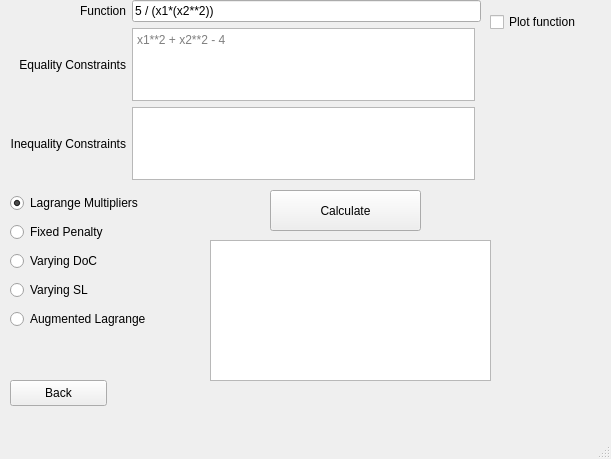
Qt form constrained.ui (MaxGiuP/General_Function_Minimiser) before a commit.
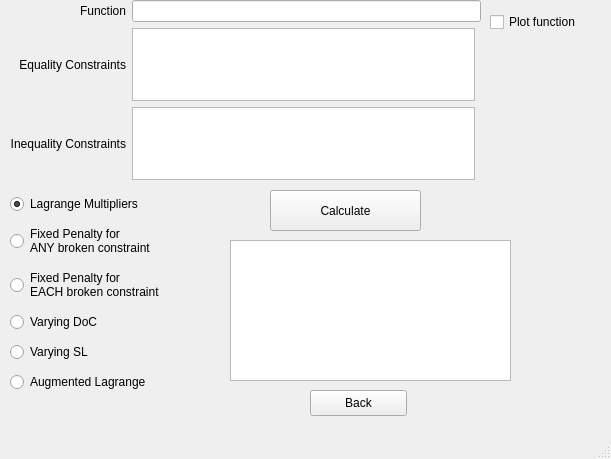
The same form after that commit.

```diff
--- a/constrained.ui
+++ b/constrained.ui
@@ -25,20 +25,13 @@
     </property>
     <layout class="QGridLayout" name="gridLayout">
      <item row="0" column="1" colspan="2">
-      <widget class="QLineEdit" name="txtFunction">
-       <property name="text">
-        <string>5 / (x1*(x2**2))</string>
-       </property>
-      </widget>
+      <widget class="QLineEdit" name="txtFunction"/>
      </item>
      <item row="1" column="1">
       <widget class="QTextEdit" name="txtEq">
        <property name="documentTitle">
         <string/>
        </property>
-       <property name="placeholderText">
-        <string>x1**2 + x2**2 - 4</string>
-       </property>
       </widget>
      </item>
      <item row="1" column="0">
@@ -79,7 +72,7 @@
    <widget class="QTextEdit" name="txtOutput">
     <property name="geometry">
      <rect>
-      <x>210</x>
+      <x>230</x>
       <y>240</y>
       <width>281</width>
       <height>141</height>
@@ -91,8 +84,8 @@
      <rect>
       <x>10</x>
       <y>190</y>
-      <width>181</width>
-      <height>146</height>
+      <width>311</width>
+      <height>212</height>
      </rect>
     </property>
     <layout class="QVBoxLayout" name="verticalLayout">
@@ -109,7 +102,16 @@
      <item>
       <widget class="QRadioButton" name="rbFixedPenalty">
        <property name="text">
-        <string>Fixed Penalty</string>
+        <string>Fixed Penalty for 
+ANY broken constraint</string>
+       </property>
+      </widget>
+     </item>
+     <item>
+      <widget class="QRadioButton" name="rbFixedPenaltyEach">
+       <property name="text">
+        <string>Fixed Penalty for 
+EACH broken constraint</string>
        </property>
       </widget>
      </item>
@@ -165,8 +167,8 @@
    <widget class="QPushButton" name="btnBack">
     <property name="geometry">
      <rect>
-      <x>10</x>
-      <y>380</y>
+      <x>310</x>
+      <y>390</y>
       <width>97</width>
       <height>26</height>
      </rect>
```
Left out of the diff: 2 changed lines with no effect on the pictures.
